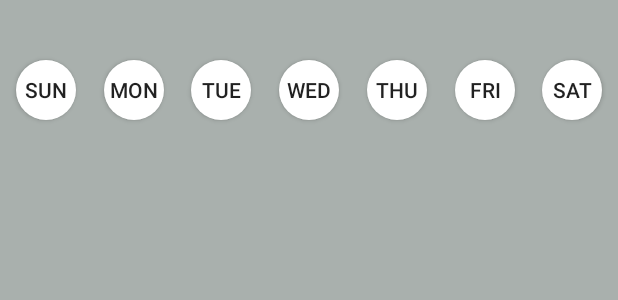
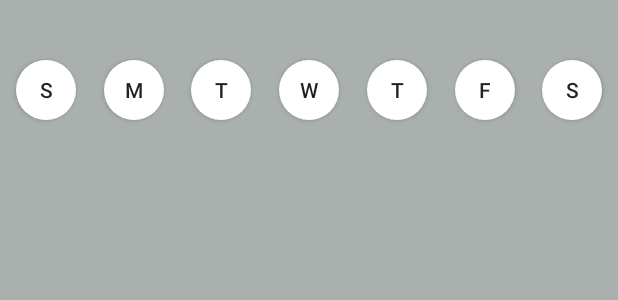
Before and after one commit to Abhilaash/MedicationReminder, an Android app: the layout activity_add_medication.xml on its own in the app's theme, with its tools: preview values and no code run, on a phone screen of 412 x 824 dp. Shown: the top 300 px of the screen. Run offline under Robolectric (Android 15) with nearby library versions, the phone set to English and light mode, and no system bars.

Commit message:
chagnes since bluetooth

```diff
--- a/app/src/main/java/com/hackgmu/medicationreminder/BleConnectionService.java
+++ b/app/src/main/java/com/hackgmu/medicationreminder/BleConnectionService.java
@@ -16,6 +16,8 @@ import android.widget.Toast;
 
 import java.util.List;
 import java.util.UUID;
+
+import static java.util.UUID.fromString;
 
 /**
  * Created by Owner on 8/4/2018.
@@ -76,8 +78,9 @@ public class BleConnectionService {
                     );
                     if (status == BluetoothGatt.GATT_SUCCESS)
                     {
+                        Log.e("hello", "fdjjfklsdfkjdsfkjd  ");
                         m_gattServices = gatt.getServices();
-                        m_characteristicTX = FindCharacteristic((UUID) StaticResources.HM10_SERIAL_DATA, m_gattServices);
+                        m_characteristicTX = FindCharacteristic((UUID) fromString(StaticResources.HM10_CONFIG), m_gattServices);
                         String foundSuccess = StaticResources.SERVICES_DISCOVERY_CHARACTERISTIC_FAILURE;
                         if (m_characteristicTX != null)
                         {
@@ -85,7 +88,7 @@ public class BleConnectionService {
                         }
                         intent.putExtra(StaticResources.EXTRAS_SERVICES_DISCOVERED,
                                 foundSuccess);
-                        m_characteristicTX = FindCharacteristic(StaticResources.HM10_CONFIG, m_gattServices);
+                        m_characteristicTX = FindCharacteristic(fromString(StaticResources.HM10_CONFIG), m_gattServices);
                         foundSuccess = StaticResources.SERVICES_DISCOVERY_CHARACTERISTIC_FAILURE;
                         if (m_characteristicTX != null)
                         {
@@ -150,7 +153,7 @@ public class BleConnectionService {
         // Enable the local machine to watch changes to this characteristic
         // Then, change the peripheral to notify observers of changes in its payload.
         BluetoothGattDescriptor descriptor = characteristic.getDescriptor(
-                UUID.fromString(StaticResources.CLIENT_CHARACTERISTIC_CONFIGURATION_DESCRIPTOR));
+                fromString(StaticResources.CLIENT_CHARACTERISTIC_CONFIGURATION_DESCRIPTOR));
         descriptor.setValue(BluetoothGattDescriptor.ENABLE_NOTIFICATION_VALUE);
         m_gattServer.writeDescriptor(descriptor);
     }
--- a/app/src/main/java/com/hackgmu/medicationreminder/StaticResources.java
+++ b/app/src/main/java/com/hackgmu/medicationreminder/StaticResources.java
@@ -20,8 +20,8 @@ public class StaticResources {
 
     public static String CLIENT_CHARACTERISTIC_CONFIGURATION_DESCRIPTOR =
             "00002902-0000-1000-8000-00805f9b34fb";
-    public static int HM10_CONFIG = 0x2A37;
-    public static int HM10_SERIAL_DATA = 0x180D;
+    public static String HM10_CONFIG = "6c73892-55ee-4c91-8719-72b427242384";
+    public static String HM10_SERIAL_DATA = "603e30da-d54c-4d93-9544-27bc33cb5b8b";
 //    public static String HM10_MANUFAC_NAME = "2A37";
 //    public static String HM10_DEVICE_INFO = "00001800-0000-1000-8000-00805f9b34fb";
 
--- a/app/src/main/res/layout/activity_add_medication.xml
+++ b/app/src/main/res/layout/activity_add_medication.xml
@@ -75,7 +75,9 @@
                         android:id="@+id/ListMeds"
                         android:layout_width="match_parent"
                         android:layout_height="wrap_content"
-                        android:layout_marginLeft="10dp"/>
+                        android:layout_marginLeft="10dp"
+                        android:layout_marginBottom="5dp"
+                        android:layout_marginTop="5dp" />
                 </LinearLayout>
 
                 <android.support.constraint.ConstraintLayout
@@ -90,8 +92,8 @@
                         android:layout_height="40dp"
                         android:layout_marginTop="40dp"
                         android:background="@drawable/round_button"
-                        android:textOff="Sun"
-                        android:textOn="Sun"
+                        android:textOff="S"
+                        android:textOn="S"
                         app:layout_constraintEnd_toStartOf="@+id/monday"
                         app:layout_constraintHorizontal_bias="0.5"
                         app:layout_constraintStart_toStartOf="parent"
@@ -104,8 +106,8 @@
                         android:layout_marginStart="8dp"
                         android:layout_marginTop="40dp"
                         android:background="@drawable/round_button"
-                        android:textOff="Mon"
-                        android:textOn="Mon"
+                        android:textOff="M"
+                        android:textOn="M"
                         app:layout_constraintEnd_toStartOf="@+id/tuesday"
                         app:layout_constraintHorizontal_bias="0.5"
                         app:layout_constraintStart_toEndOf="@+id/sunday"
@@ -118,8 +120,8 @@
                         android:layout_marginStart="8dp"
                         android:layout_marginTop="40dp"
                         android:background="@drawable/round_button"
-                        android:textOff="Tue"
-                        android:textOn="Tue"
+                        android:textOff="T"
+                        android:textOn="T"
                         app:layout_constraintEnd_toStartOf="@+id/wednesday"
                         app:layout_constraintHorizontal_bias="0.5"
                         app:layout_constraintStart_toEndOf="@+id/monday"
@@ -132,8 +134,8 @@
                         android:layout_marginStart="8dp"
                         android:layout_marginTop="40dp"
                         android:background="@drawable/round_button"
-                        android:textOff="Wed"
-                        android:textOn="Wed"
+                        android:textOff="W"
+                        android:textOn="W"
                         app:layout_constraintEnd_toStartOf="@+id/thursday"
                         app:layout_constraintHorizontal_bias="0.5"
                         app:layout_constraintStart_toEndOf="@+id/tuesday"
@@ -146,8 +148,8 @@
                         android:layout_marginStart="8dp"
                         android:layout_marginTop="40dp"
                         android:background="@drawable/round_button"
-                        android:textOff="Thu"
-                        android:textOn="Thu"
+                        android:textOff="T"
+                        android:textOn="T"
                         app:layout_constraintEnd_toStartOf="@+id/friday"
                         app:layout_constraintHorizontal_bias="0.5"
                         app:layout_constraintStart_toEndOf="@+id/wednesday"
@@ -160,8 +162,8 @@
                         android:layout_marginStart="8dp"
                         android:layout_marginTop="40dp"
                         android:background="@drawable/round_button"
-                        android:textOff="Fri"
-                        android:textOn="Fri"
+                        android:textOff="F"
+                        android:textOn="F"
                         app:layout_constraintEnd_toStartOf="@+id/saturday"
                         app:layout_constraintHorizontal_bias="0.5"
                         app:layout_constraintStart_toEndOf="@+id/thursday"
@@ -174,14 +176,20 @@
                         android:layout_marginStart="8dp"
                         android:layout_marginTop="40dp"
                         android:background="@drawable/round_button"
-                        android:textOff="Sat"
-                        android:textOn="Sat"
+                        android:textOff="S"
+                        android:textOn="S"
                         app:layout_constraintEnd_toEndOf="parent"
                         app:layout_constraintHorizontal_bias="0.5"
                         app:layout_constraintStart_toEndOf="@+id/friday"
                         app:layout_constraintTop_toTopOf="parent" />
 
-
+                    <ListView
+                        android:id="@+id/ListMedsName"
+                        android:layout_width="match_parent"
+                        android:layout_height="wrap_content"
+                        android:layout_marginLeft="10dp"
+                        android:layout_marginBottom="5dp"
+                        android:layout_marginTop="5dp" />
                 </android.support.constraint.ConstraintLayout>
             </FrameLayout>
         </LinearLayout>
--- a/app/src/main/res/layout/content_main.xml
+++ b/app/src/main/res/layout/content_main.xml
@@ -19,5 +19,8 @@
         app:layout_constraintLeft_toLeftOf="parent"
         app:layout_constraintRight_toRightOf="parent"
         app:layout_constraintTop_toTopOf="parent" />
+    <ListView
+        android:layout_width="wrap_content"
+        android:layout_height="wrap_content" />
 
 </android.support.constraint.ConstraintLayout>
```
